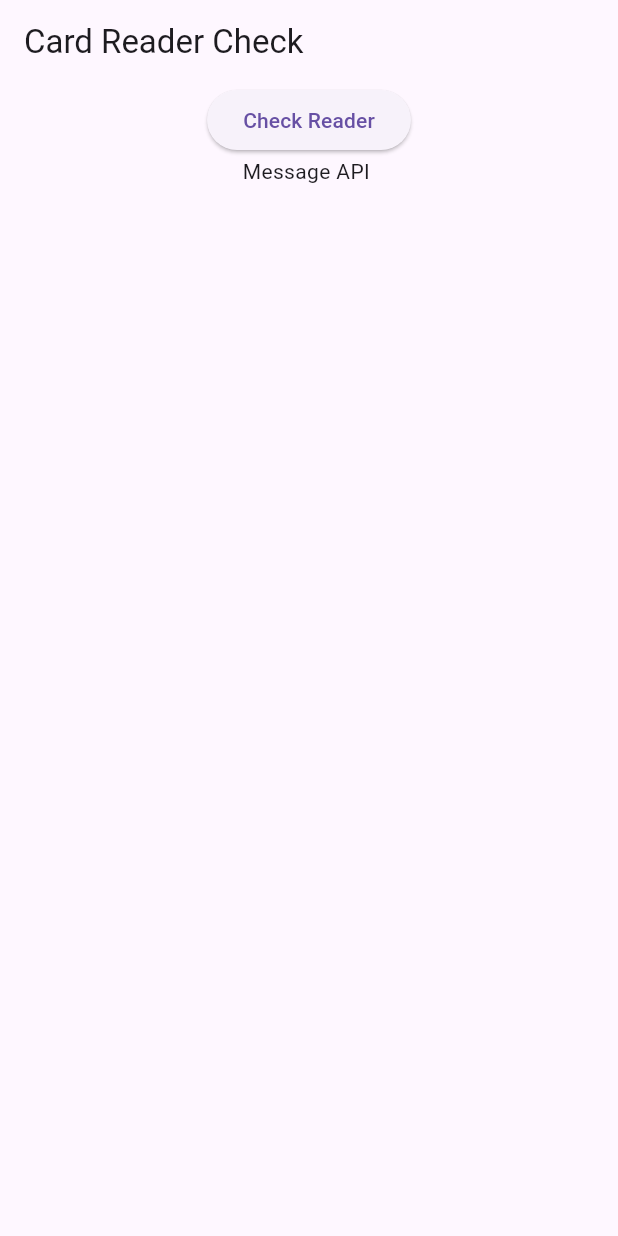
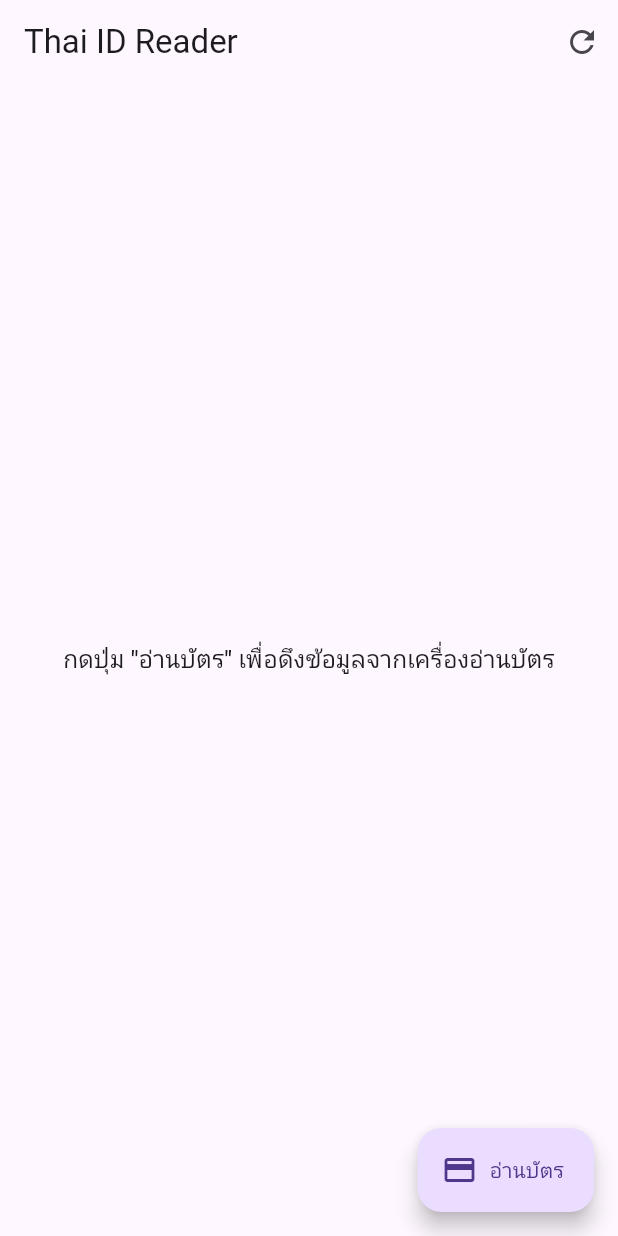
Before and after one commit to 9prwork/flutter_web_test_local_services, a Flutter app: the screen it shows after launch, on a phone screen of 412 x 824 dp. Run offline on Flutter 3.47's test engine with Material 3 defaults, Android fonts, the phone set to English and light mode, and no system bars.

```diff
--- a/lib/main.dart
+++ b/lib/main.dart
@@ -1,68 +1,251 @@
+import 'dart:convert';
+import 'dart:typed_data';
+
 import 'package:flutter/material.dart';
 import 'package:http/http.dart' as http;
-import 'dart:convert';
 
-void main() => runApp(const MyApp());
+void main() {
+  runApp(const MyApp());
+}
 
-class MyApp extends StatefulWidget {
+const String API_KEY = "local_services_key";
+const String apiUrl =
+    "http://127.0.0.1:8765/read"; // change to '/read' for same-origin web hosting
+
+class MyApp extends StatelessWidget {
   const MyApp({super.key});
 
   @override
-  State<MyApp> createState() => _MyAppState();
+  Widget build(BuildContext context) {
+    return MaterialApp(
+      title: 'Thai ID Reader',
+      theme: ThemeData(primarySwatch: Colors.blue),
+      home: const CardReaderPage(),
+    );
+  }
 }
 
-class _MyAppState extends State<MyApp> {
-  final String apiUrl = "http://localhost:8765";
-  String message = '';
-  final String apiKey = "local_services_key";
+class CardReaderPage extends StatefulWidget {
+  const CardReaderPage({super.key});
 
-  Future<String> checkService() async {
+  @override
+  State<CardReaderPage> createState() => _CardReaderPageState();
+}
+
+class _CardReaderPageState extends State<CardReaderPage> {
+  bool _loading = false;
+  String? _error;
+  CardData? _data;
+
+  Future<void> _readCard() async {
+    setState(() {
+      _loading = true;
+      _error = null;
+      _data = null;
+    });
+
     try {
-      final resp = await http.get(Uri.parse("$apiUrl/status"));
+      final resp = await http.post(
+        Uri.parse(apiUrl),
+        headers: {'Content-Type': 'application/json', 'x-api-key': API_KEY},
+      );
+
       if (resp.statusCode == 200) {
-        final body = jsonDecode(resp.body);
-        if (body["ok"] == true) {
-          print("Reader connected: ${body['reader']}");
-          return " Reader connected: ${body['reader']}";
+        final j = json.decode(resp.body);
+        print("response body ${resp.body}");
+        if (j is Map && j['ok'] == true) {
+          setState(() {
+            _data = CardData.fromJson(Map<String, dynamic>.from(j));
+          });
         } else {
-          print("${body['message']}");
-          return " ${body['message']}";
+          setState(() {
+            _error = j is Map && j['error'] != null
+                ? j['error'].toString()
+                : 'API returned not-ok';
+          });
         }
+      } else if (resp.statusCode == 401) {
+        setState(() {
+          _error = 'Unauthorized (check x-api-key)';
+        });
+      } else {
+        setState(() {
+          _error =
+              'HTTP ${resp.statusCode}: ${resp.reasonPhrase ?? "Unknown error"}';
+        });
       }
-      print("Cannot connect to local service");
-      return " Cannot connect to local service";
     } catch (e) {
-      print("Error: $e");
-      return " Error: $e";
+      setState(() {
+        _error = 'Request failed: $e';
+      });
+    } finally {
+      setState(() {
+        _loading = false;
+      });
     }
+  }
+
+  Widget _buildContent() {
+    if (_loading) {
+      return const Center(child: CircularProgressIndicator());
+    }
+
+    if (_error != null) {
+      return Center(
+        child: Padding(
+          padding: const EdgeInsets.all(16.0),
+          child: Text(
+            _error!,
+            style: const TextStyle(color: Colors.red),
+            textAlign: TextAlign.center,
+          ),
+        ),
+      );
+    }
+
+    if (_data == null) {
+      return Center(
+        child: Text(
+          'กดปุ่ม "อ่านบัตร" เพื่อดึงข้อมูลจากเครื่องอ่านบัตร',
+          style: Theme.of(context).textTheme.titleMedium,
+          textAlign: TextAlign.center,
+        ),
+      );
+    }
+
+    // Show card data
+    return SingleChildScrollView(
+      padding: const EdgeInsets.all(16),
+      child: Column(
+        children: [
+          if (_data!.photo != null)
+            CircleAvatar(
+              radius: 64,
+              backgroundImage: MemoryImage(_data!.photo!),
+              backgroundColor: Colors.grey[200],
+            )
+          else
+            CircleAvatar(radius: 64, child: const Icon(Icons.person, size: 64)),
+          const SizedBox(height: 16),
+          InfoRow(label: 'CID', value: _data!.cid ?? '-'),
+          InfoRow(label: 'ชื่อ (ไทย)', value: _data!.thFullname ?? '-'),
+          InfoRow(label: 'Name (EN)', value: _data!.enFullname ?? '-'),
+          InfoRow(label: 'วันเกิด', value: _data!.birth ?? '-'),
+          InfoRow(label: 'เพศ', value: _data!.gender ?? '-'),
+          InfoRow(label: 'ออกโดย', value: _data!.issuer ?? '-'),
+          InfoRow(label: 'วันออก', value: _data!.issueDate ?? '-'),
+          InfoRow(label: 'วันหมดอายุ', value: _data!.expireDate ?? '-'),
+          const SizedBox(height: 8),
+          Align(
+            alignment: Alignment.centerLeft,
+            child: Text(
+              'ที่อยู่:',
+              style: Theme.of(context).textTheme.titleMedium,
+            ),
+          ),
+          const SizedBox(height: 4),
+          Text(_data!.address ?? '-', textAlign: TextAlign.left),
+        ],
+      ),
+    );
   }
 
   @override
   Widget build(BuildContext context) {
-    return MaterialApp(
-      home: Scaffold(
-        appBar: AppBar(title: const Text("Card Reader Check")),
-        body: Column(
-          children: [
-            Center(
-              child: ElevatedButton(
-                child: const Text("Check Reader"),
-                onPressed: () async {
-                  final msg = await checkService();
-                  setState(() {
-                    message = msg;
-                  });
-                  // showDialog(
-                  //   context: context,
-                  //   builder: (_) => AlertDialog(content: Text(msg)),
-                  // );
-                },
-              ),
-            ),
-            Text('Message API ${message}'),
-          ],
-        ),
+    // Scaffold with a floating action button to trigger read
+    return Scaffold(
+      appBar: AppBar(
+        title: const Text('Thai ID Reader'),
+        actions: [
+          IconButton(
+            icon: const Icon(Icons.refresh),
+            tooltip: 'Read card',
+            onPressed: _loading ? null : _readCard,
+          ),
+        ],
+      ),
+      body: _buildContent(),
+      floatingActionButton: FloatingActionButton.extended(
+        onPressed: _loading ? null : _readCard,
+        label: const Text('อ่านบัตร'),
+        icon: const Icon(Icons.credit_card),
       ),
     );
   }
 }
+
+class InfoRow extends StatelessWidget {
+  final String label;
+  final String value;
+  const InfoRow({super.key, required this.label, required this.value});
+
+  @override
+  Widget build(BuildContext context) {
+    return Padding(
+      padding: const EdgeInsets.only(top: 8, bottom: 2),
+      child: Row(
+        crossAxisAlignment: CrossAxisAlignment.start,
+        children: [
+          SizedBox(
+            width: 110,
+            child: Text(
+              label,
+              style: const TextStyle(fontWeight: FontWeight.bold),
+            ),
+          ),
+          Expanded(child: Text(value)),
+        ],
+      ),
+    );
+  }
+}
+
+class CardData {
+  final String? cid;
+  final String? thFullname;
+  final String? enFullname;
+  final String? birth;
+  final String? gender;
+  final String? issuer;
+  final String? issueDate;
+  final String? expireDate;
+  final String? address;
+  final Uint8List? photo;
+
+  CardData({
+    this.cid,
+    this.thFullname,
+    this.enFullname,
+    this.birth,
+    this.gender,
+    this.issuer,
+    this.issueDate,
+    this.expireDate,
+    this.address,
+    this.photo,
+  });
+
+  factory CardData.fromJson(Map<String, dynamic> j) {
+    Uint8List? photoBytes;
+    try {
+      if (j['photo_b64'] != null && (j['photo_b64'] as String).isNotEmpty) {
+        photoBytes = base64Decode(j['photo_b64'] as String);
+      }
+    } catch (_) {
+      photoBytes = null;
+    }
+
+    return CardData(
+      cid: j['cid']?.toString(),
+      thFullname: j['th_fullname']?.toString(),
+      enFullname: j['en_fullname']?.toString(),
+      birth: j['birth']?.toString(),
+      gender: j['gender']?.toString(),
+      issuer: j['issuer']?.toString(),
+      issueDate: j['issue_date']?.toString(),
+      expireDate: j['expire_date']?.toString(),
+      address: j['address']?.toString(),
+      photo: photoBytes,
+    );
+  }
+}
```
Also changed, not shown: 1 other file.
